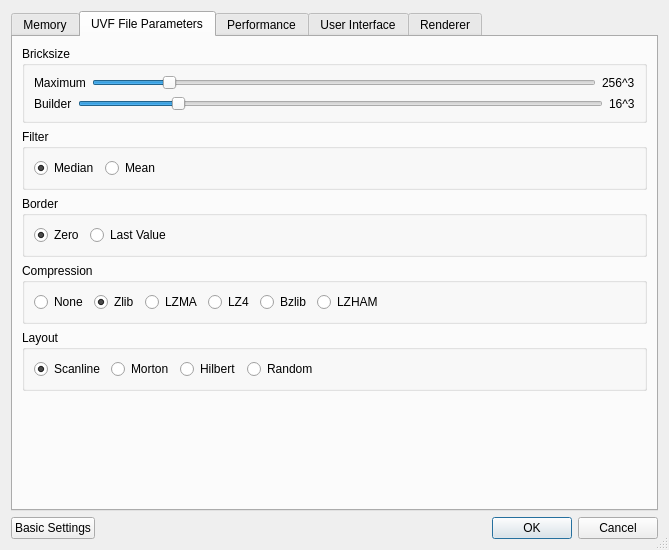
This is ImageVis3D/UI/UI/SettingsDlg.ui in SCIInstitute/ImageVis3D as Qt 5 draws it before an edit. The edited form follows.
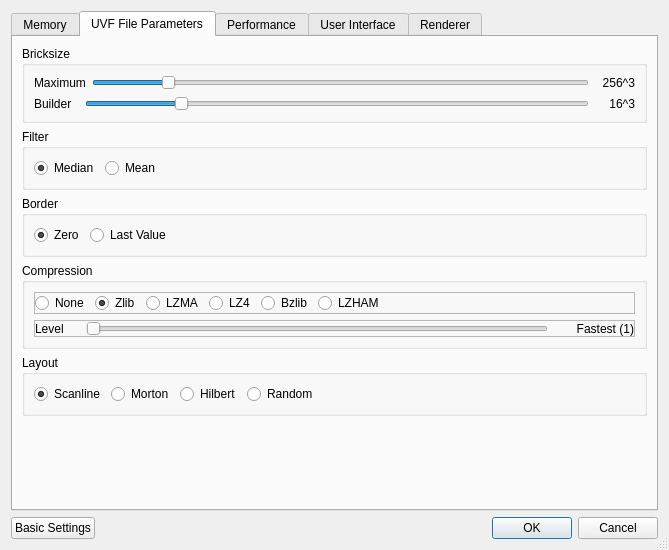
This is the edited form. The open tabs and pages were chosen to show the change.

Commit message: added slider to adjust compression level

What changed in the file:
```diff
--- a/ImageVis3D/UI/UI/SettingsDlg.ui
+++ b/ImageVis3D/UI/UI/SettingsDlg.ui
@@ -396,9 +396,18 @@
              </item>
              <item>
               <widget class="QLabel" name="label_BSMaxUnit">
+               <property name="minimumSize">
+                <size>
+                 <width>40</width>
+                 <height>0</height>
+                </size>
+               </property>
                <property name="text">
                 <string>256^3</string>
                </property>
+               <property name="alignment">
+                <set>Qt::AlignRight|Qt::AlignTrailing|Qt::AlignVCenter</set>
+               </property>
               </widget>
              </item>
             </layout>
@@ -421,6 +430,12 @@
              </property>
              <item>
               <widget class="QLabel" name="label_BSBuilderText">
+               <property name="minimumSize">
+                <size>
+                 <width>45</width>
+                 <height>0</height>
+                </size>
+               </property>
                <property name="text">
                 <string>Builder</string>
                </property>
@@ -444,9 +459,18 @@
              </item>
              <item>
               <widget class="QLabel" name="label_BSBuilderUnit">
+               <property name="minimumSize">
+                <size>
+                 <width>40</width>
+                 <height>0</height>
+                </size>
+               </property>
                <property name="text">
                 <string>16^3</string>
                </property>
+               <property name="alignment">
+                <set>Qt::AlignRight|Qt::AlignTrailing|Qt::AlignVCenter</set>
+               </property>
               </widget>
              </item>
             </layout>
@@ -538,7 +562,19 @@
          <property name="title">
           <string>Compression</string>
          </property>
+         <layout class="QVBoxLayout" name="verticalLayout_16">
+          <item>
+           <widget class="QFrame" name="frame_14">
+            <property name="frameShape">
+             <enum>QFrame::StyledPanel</enum>
+            </property>
+            <property name="frameShadow">
+             <enum>QFrame::Raised</enum>
+            </property>
          <layout class="QHBoxLayout" name="horizontalLayout_12">
+             <property name="margin">
+              <number>0</number>
+             </property>
           <item>
            <widget class="QRadioButton" name="radioButton_noCompression">
             <property name="text">
@@ -591,11 +627,74 @@
             </property>
             <property name="sizeHint" stdset="0">
              <size>
-              <width>40</width>
+                 <width>290</width>
               <height>20</height>
              </size>
             </property>
            </spacer>
+             </item>
+            </layout>
+           </widget>
+          </item>
+          <item>
+           <widget class="QFrame" name="frame_CompressionLevel">
+            <property name="frameShape">
+             <enum>QFrame::StyledPanel</enum>
+            </property>
+            <property name="frameShadow">
+             <enum>QFrame::Raised</enum>
+            </property>
+            <layout class="QHBoxLayout" name="horizontalLayout_18">
+             <property name="margin">
+              <number>0</number>
+             </property>
+             <item>
+              <widget class="QLabel" name="label_CompressionLevelText">
+               <property name="minimumSize">
+                <size>
+                 <width>45</width>
+                 <height>0</height>
+                </size>
+               </property>
+               <property name="text">
+                <string>Level</string>
+               </property>
+              </widget>
+             </item>
+             <item>
+              <widget class="QSlider" name="horizontalSlider_CompressionLevel">
+               <property name="minimum">
+                <number>1</number>
+               </property>
+               <property name="maximum">
+                <number>10</number>
+               </property>
+               <property name="value">
+                <number>1</number>
+               </property>
+               <property name="orientation">
+                <enum>Qt::Horizontal</enum>
+               </property>
+              </widget>
+             </item>
+             <item>
+              <widget class="QLabel" name="label_CompressionLevelUnit">
+               <property name="minimumSize">
+                <size>
+                 <width>80</width>
+                 <height>0</height>
+                </size>
+               </property>
+               <property name="text">
+                <string>Fastest (1)</string>
+               </property>
+               <property name="alignment">
+                <set>Qt::AlignRight|Qt::AlignTrailing|Qt::AlignVCenter</set>
+               </property>
+              </widget>
+             </item>
+            </layout>
+           </widget>
           </item>
          </layout>
         </widget>
```
Left out of the diff: 192 changed lines with no effect on the pictures. Lines whose indentation alone changed are shown as unchanged. The commit also changes 6 other files.
